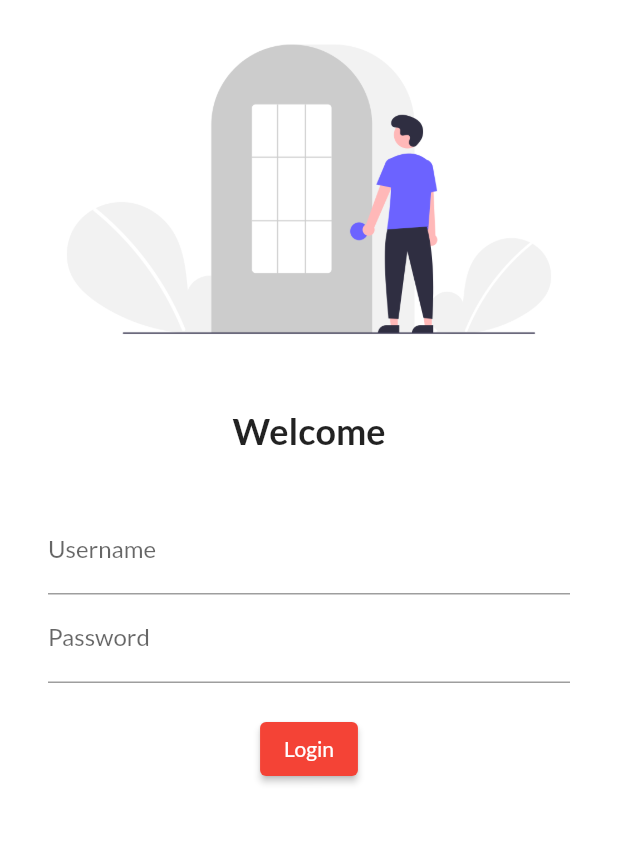
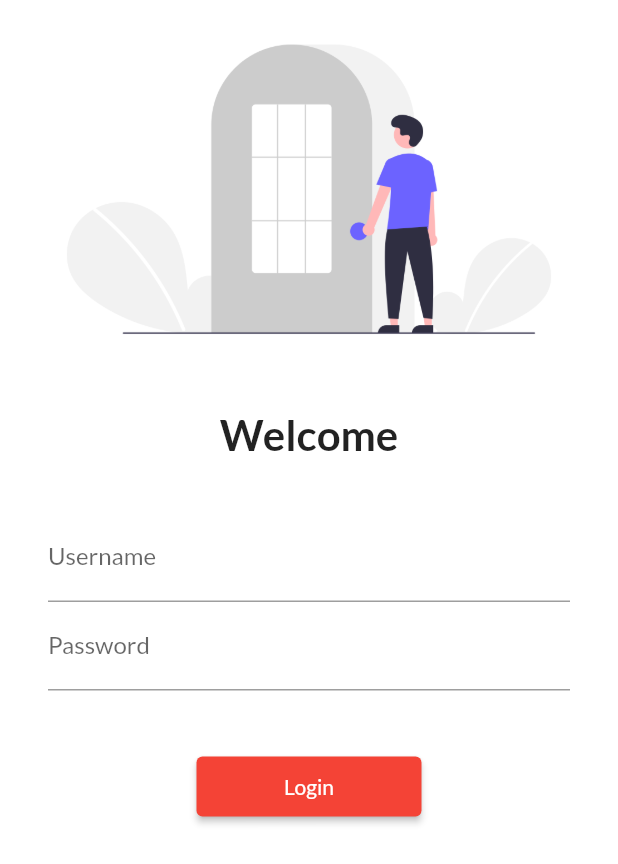
Before and after one commit to SamarthSeth/30daysofFlutter, a Flutter app: the screen it shows after launch, on a phone screen of 412 x 824 dp. Shown: the top 864 px of the screen. Run offline on Flutter 3.47's test engine with Material 2 defaults, Android fonts, the phone set to English and light mode, and no system bars; our stand-ins replace google_fonts.

Commit message:
Day 5 Completed

```diff
--- a/lib/Pages/homepage.dart
+++ b/lib/Pages/homepage.dart
@@ -1,7 +1,7 @@
 import 'package:flutter/material.dart';
 
 class HomePage extends StatelessWidget {
- // const HomePage({Key? key}) : super(key: key);
+// const HomePage({Key? key}) : super(key: key);
 
   final String name = "Samarth";
 
--- a/lib/Pages/loginpage.dart
+++ b/lib/Pages/loginpage.dart
@@ -1,4 +1,5 @@
 import 'package:flutter/material.dart';
+import 'package:myapp/utils/routes.dart';
 
 class LoginPage extends StatelessWidget {
   //const LoginPage({Key? key}) : super(key: key);
@@ -7,6 +8,7 @@ class LoginPage extends StatelessWidget {
   Widget build(BuildContext context) {
     return Material(
         color: Colors.white,
+        child: SingleChildScrollView(
           child: Column(
             children: [
               Image.asset(
@@ -19,7 +21,7 @@ class LoginPage extends StatelessWidget {
               Text(
                 "Welcome",
                 style: TextStyle(
-                fontSize: 24,
+                  fontSize: 28,
                   fontWeight: FontWeight.bold,
                 ),
               ),
@@ -27,8 +29,8 @@ class LoginPage extends StatelessWidget {
                 height: 20.0,
               ),
               Padding(
-              padding:
-                  const EdgeInsets.symmetric(vertical: 16.0, horizontal: 32.0),
+                padding: const EdgeInsets.symmetric(
+                    vertical: 16.0, horizontal: 32.0),
                 child: Column(
                   children: [
                     TextFormField(
@@ -45,19 +47,20 @@ class LoginPage extends StatelessWidget {
                       ),
                     ),
                     SizedBox(
-                    height: 20.0,
+                      height: 40.0,
                     ),
                     ElevatedButton(
                       onPressed: () {
-                      print("Hey!");
+                        Navigator.pushNamed(context, MyRoutes.homeRoute);
                       },
                       child: Text("Login"),
-                    style: TextButton.styleFrom(),
+                      style: TextButton.styleFrom(minimumSize: Size(150, 40)),
                     )
                   ],
                 ),
               )
             ],
+          ),
         ));
   }
 }
--- a/lib/main.dart
+++ b/lib/main.dart
@@ -2,13 +2,14 @@ import 'package:flutter/material.dart';
 import 'package:myapp/Pages/homepage.dart';
 import 'package:myapp/Pages/loginpage.dart';
 import 'package:google_fonts/google_fonts.dart';
+import 'package:myapp/utils/routes.dart';
 
 void main() {
-  runApp(MyApp());
+  runApp(const MyApp());
 }
 
 class MyApp extends StatelessWidget {
-  //const MyApp({Key? key}) : super(key: key);
+  const MyApp({Key? key}) : super(key: key);
 
   @override
   Widget build(BuildContext context) {
@@ -21,8 +22,8 @@ class MyApp extends StatelessWidget {
       darkTheme: ThemeData(brightness: Brightness.dark),
       routes: {
         "/": (context) => LoginPage(),
-        "/home": (context) => HomePage(),
-        "/login": (context) => LoginPage()
+        MyRoutes.homeRoute: (context) => HomePage(),
+        MyRoutes.loginRoute: (context) => LoginPage()
       },
     );
   }
--- /dev/null
+++ b/lib/utils/routes.dart
@@ -0,0 +1,4 @@
+class MyRoutes {
+  static String loginRoute = "/login";
+  static String homeRoute = "/home";
+}
```
Lines whose indentation alone changed are shown as unchanged.
